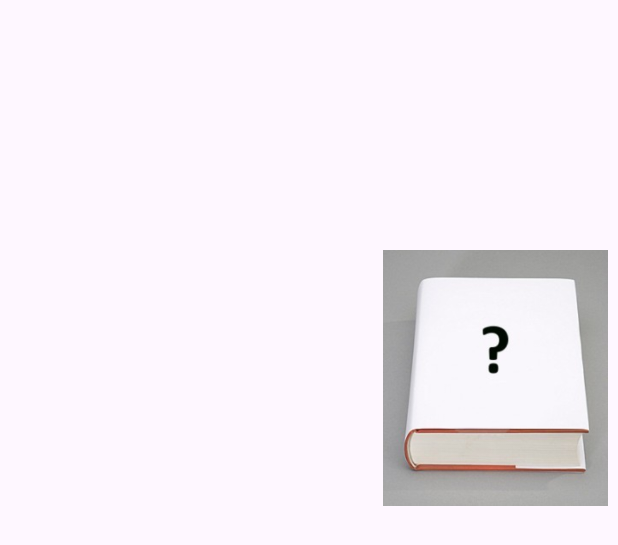
After one commit to obada5Alghanim/a-h, an Android app: the layout fragment_favorites_.xml on its own in the app's theme, with its tools: preview values and no code run, on a phone screen of 412 x 824 dp. The commit adds this screen. Shown: the top 545 px of the screen. Run offline under Robolectric (Android 15) with nearby library versions, the phone set to English and light mode, and no system bars.

Commit message:
My Library Fragment

```diff
--- /dev/null
+++ b/app/src/main/res/layout/fragment_favorites_.xml
@@ -0,0 +1,30 @@
+<?xml version="1.0" encoding="utf-8"?>
+<FrameLayout xmlns:android="http://schemas.android.com/apk/res/android"
+    xmlns:tools="http://schemas.android.com/tools"
+    android:layout_width="match_parent"
+    android:layout_height="match_parent"
+    tools:context=".Favorites_Fragment"
+    android:layout_marginBottom="90dp"
+    android:layout_marginTop="100dp">
+
+    <LinearLayout
+        android:layout_width="match_parent"
+        android:layout_height="match_parent"
+        android:orientation="vertical">
+
+        <ScrollView
+            android:layout_width="wrap_content"
+            android:layout_height="match_parent">
+
+            <ImageView
+                android:id="@+id/imageView27"
+                android:layout_width="150dp"
+                android:layout_height="150dp"
+                android:layout_marginLeft="255dp"
+                android:layout_marginTop="2dp"
+                tools:src="@drawable/unknown_book" />
+        </ScrollView>
+
+    </LinearLayout>
+
+</FrameLayout>
--- a/app/src/main/res/layout/fragment_my_library__main.xml
+++ b/app/src/main/res/layout/fragment_my_library__main.xml
@@ -13,7 +13,7 @@
         android:layout_width="match_parent"
         android:layout_height="47dp"
         android:layout_alignParentTop="true"
-        android:layout_marginTop="99dp"
+        android:layout_marginTop="74dp"
         android:background="@drawable/radius4"
         app:itemIconSize="100dp"
         app:itemIconTint="@color/white"
```
Also changed, not shown: app/src/main/java/com/example/al_rewaq/Favorites_Fragment.java (added, +64 -0 lines), app/src/main/java/com/example/al_rewaq/Read_it_Fragment.java (added, +64 -0 lines), app/src/main/java/com/example/al_rewaq/Reading_Later_Fragment.java (added, +64 -0 lines), app/src/main/java/com/example/al_rewaq/Reading_in_Progress_Fragment.java (added, +64 -0 lines), app/src/main/res/layout/fragment_read_it_.xml (added, +30 -0 lines), app/src/main/res/layout/fragment_reading_in_progress.xml (added, +30 -0 lines), app/src/main/res/layout/fragment_reading_later_.xml (added, +30 -0 lines).
